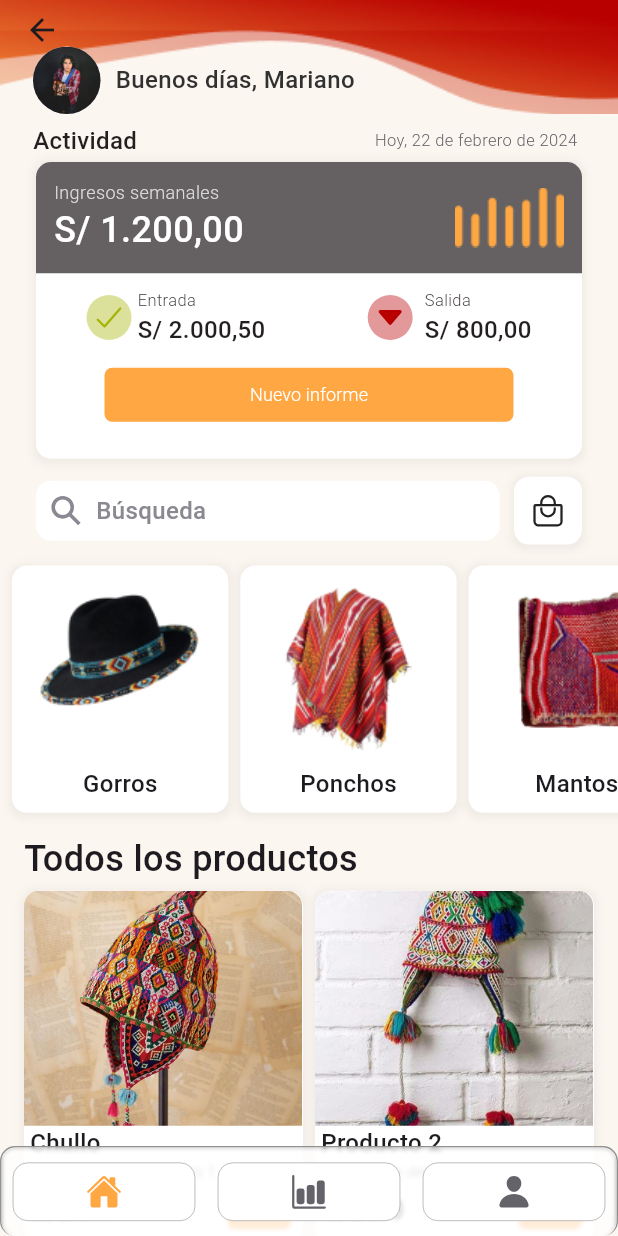
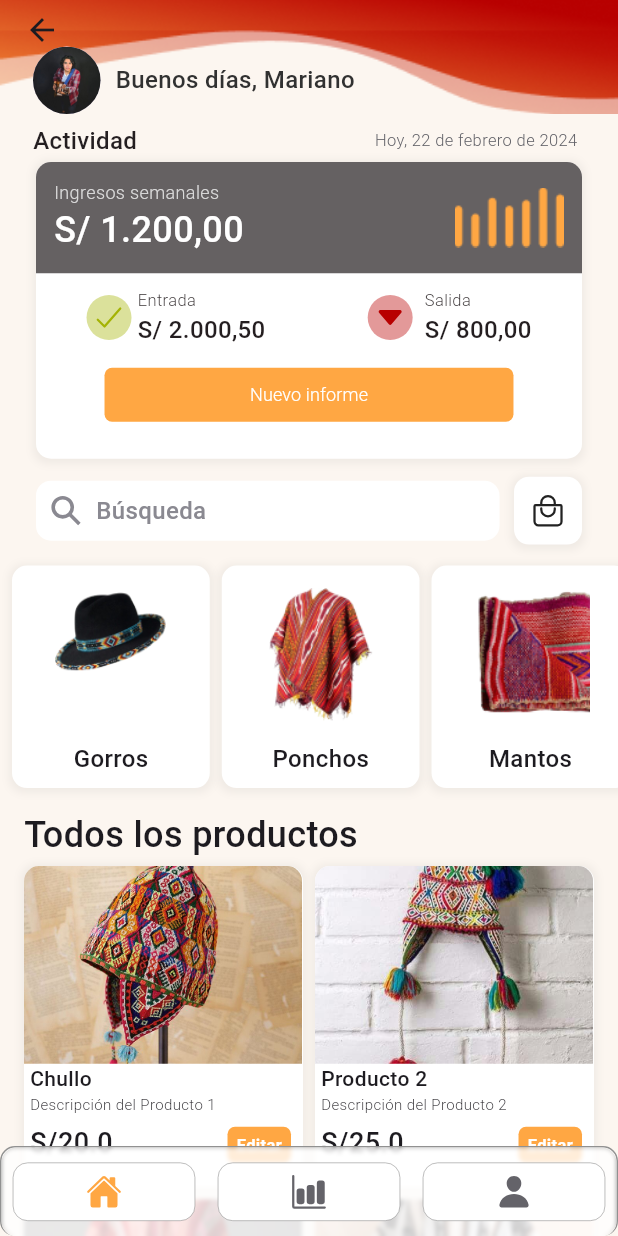
Before and after one commit to Esclender/wayllu-project, a Flutter app: the screen it shows after launch, after a tap on "Login", on a phone screen of 412 x 824 dp. Run offline on Flutter 3.47's test engine with Material 3 defaults, Android fonts, the light colour scheme and no system bars; drawn by our look-alikes of auto_size_text; our stand-ins replace auto_route, equatable, flutter_bloc, flutter_hooks, gap, get_it and 4 more; Roboto replaces fonts that are missing (Gotham).

Commit message:
SE GUARDA PRIMERA LINEA

```diff
--- a/lib/src/presentation/views/home_screen.dart
+++ b/lib/src/presentation/views/home_screen.dart
@@ -470,8 +470,8 @@ Container productsHome(BuildContext context, Producto producto, UserRoles rol) {
   final bool isAdmin = rol == UserRoles.admin;
 
   return Container(
-    width: MediaQuery.of(context).size.width * 0.45,
-    height: MediaQuery.of(context).size.height * 0.285,
+    width: MediaQuery.of(context).size.width * 0.40,
+    height: MediaQuery.of(context).size.height * 0.26,
     decoration: BoxDecoration(
       color: bottomNavBar,
       boxShadow: [
@@ -494,7 +494,7 @@ Container productsHome(BuildContext context, Producto producto, UserRoles rol) {
           children: [
             Container(
               width: MediaQuery.of(context).size.width * 0.45,
-              height: MediaQuery.of(context).size.height * 0.19,
+              height: MediaQuery.of(context).size.height * 0.16,
               decoration: BoxDecoration(
                 borderRadius: const BorderRadius.only(
                   topLeft: Radius.circular(10),
@@ -536,7 +536,7 @@ Container productsHome(BuildContext context, Producto producto, UserRoles rol) {
                 producto.name,
                 style: const TextStyle(
                   fontFamily: 'Gotham',
-                  fontSize: 16,
+                  fontSize: 14,
                   fontWeight: FontWeight.w500,
                 ),
               ),
@@ -640,8 +640,8 @@ Container categoriesProducts(
     child: Container(
       margin: const EdgeInsets.symmetric(horizontal: 4),
       padding: const EdgeInsets.only(top: 15, bottom: 8),
-      height: MediaQuery.of(context).size.height * 0.20,
-      width: MediaQuery.of(context).size.width * 0.35,
+      height: MediaQuery.of(context).size.height * 0.18,
+      width: MediaQuery.of(context).size.width * 0.32,
       decoration: BoxDecoration(
         color: bottomNavBar,
         borderRadius: const BorderRadius.all(Radius.circular(10)),
@@ -661,7 +661,7 @@ Container categoriesProducts(
       child: Column(
         mainAxisAlignment: MainAxisAlignment.spaceBetween,
         children: [
-          Container(alignment: Alignment.center, child: Image.asset(image)),
+          Container(alignment: Alignment.center, child: Image.asset(image, width: 80,)),
           Container(
             alignment: Alignment.bottomCenter,
             child: Text(
--- a/pubspec.yaml
+++ b/pubspec.yaml
@@ -48,6 +48,7 @@ dependencies:
   lottie: ^3.1.0
   retrofit: ^4.1.0
   validators: ^3.0.0
+  badges: ^3.1.2
 
 dev_dependencies:
   build_runner: null
```
Also changed, not shown: pubspec.lock.
